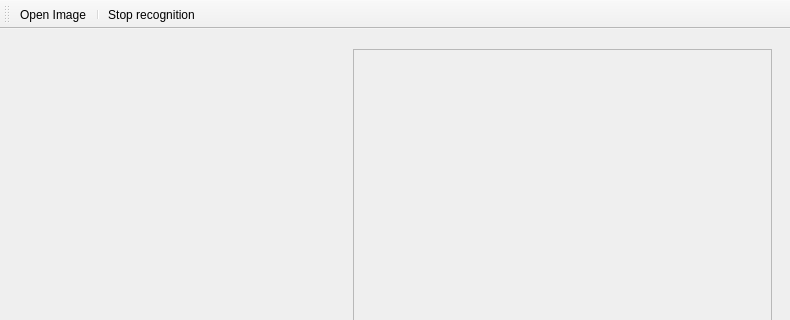
Above: app.ui from Iliaroz/SudokuQT before the change; both pictures show x 0 to 790 and y 0 to 320 of the 790 by 740 pixel window. Below: the same form after it.
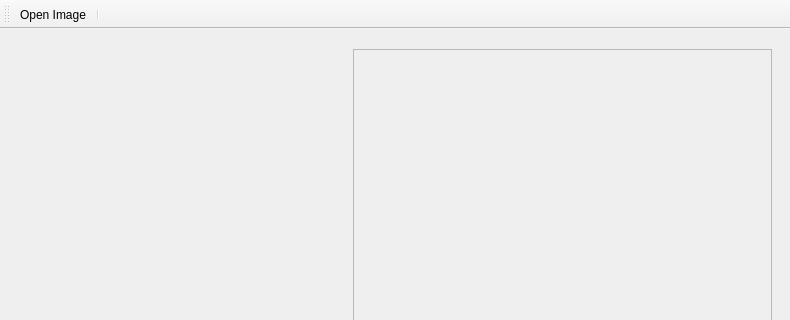
That is the form after the change.

```diff
--- a/app.ui
+++ b/app.ui
@@ -533,7 +533,6 @@
    </attribute>
    <addaction name="actionOpenImage"/>
    <addaction name="separator"/>
-   <addaction name="actionStopRecognition"/>
   </widget>
   <action name="actionOpenImage">
    <property name="text">
@@ -546,16 +545,6 @@
     <string>Ctrl+O</string>
    </property>
   </action>
-  <action name="actionStopRecognition">
-   <property name="text">
-    <string>Stop recognition</string>
-   </property>
-  </action>
-  <action name="actionAction_example">
-   <property name="text">
-    <string>Action example</string>
-   </property>
-  </action>
  </widget>
  <resources/>
  <connections>
```
